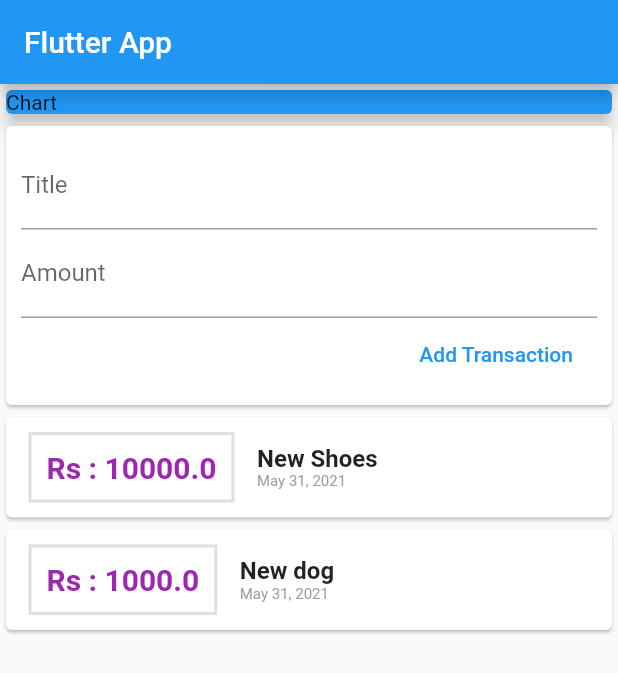
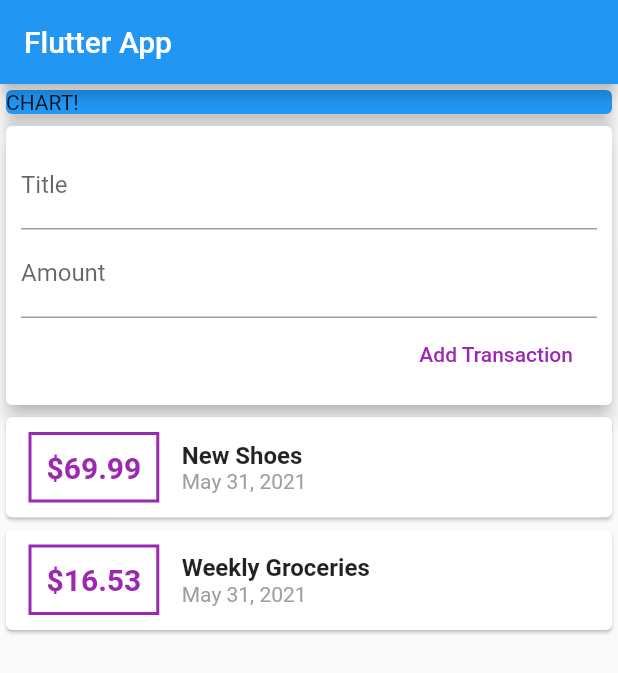
Before and after one commit to kshitizsaxena22/TRACKER, a Flutter app: the screen it shows after launch, after a tap on "Add Transaction", on a phone screen of 412 x 824 dp. Shown: the top 673 px of the screen. Run offline on Flutter 3.47's test engine with Material 2 defaults, Android fonts, the phone set to English and light mode, and no system bars.

Commit message:
Adding new user transaction

```diff
--- a/lib/main.dart
+++ b/lib/main.dart
@@ -1,6 +1,6 @@
-import 'package:expense_planner/widgets/new_transaction.dart';
-import 'package:expense_planner/widgets/transaction_list.dart';
 import 'package:flutter/material.dart';
+
+import './widgets/user_transaction.dart';
 
 void main() => runApp(MyApp());
 
@@ -15,8 +15,10 @@ class MyApp extends StatelessWidget {
 }
 
 class MyHomePage extends StatelessWidget {
-  String titleInput;
-  String amountInput;
+  // String titleInput;
+  // String amountInput;
+  final titleController = TextEditingController();
+  final amountController = TextEditingController();
 
   @override
   Widget build(BuildContext context) {
@@ -25,19 +27,18 @@ class MyHomePage extends StatelessWidget {
         title: Text('Flutter App'),
       ),
       body: Column(
-        mainAxisAlignment: MainAxisAlignment.start,
+        // mainAxisAlignment: MainAxisAlignment.start,
         crossAxisAlignment: CrossAxisAlignment.stretch,
         children: <Widget>[
           Container(
             width: double.infinity,
             child: Card(
               color: Colors.blue,
-              child: Text("Chart"),
+              child: Text('CHART!'),
               elevation: 5,
             ),
           ),
-          NewTransaction(),
-          TransactionList()
+          UserTransactions()
         ],
       ),
     );
--- a/lib/widgets/new_transaction.dart
+++ b/lib/widgets/new_transaction.dart
@@ -1,30 +1,42 @@
 import 'package:flutter/material.dart';
 
 class NewTransaction extends StatelessWidget {
+  final Function addTx;
   final titleController = TextEditingController();
   final amountController = TextEditingController();
+
+  NewTransaction(this.addTx);
+
   @override
   Widget build(BuildContext context) {
     return Card(
+      elevation: 5,
       child: Container(
         padding: EdgeInsets.all(10),
         child: Column(
           crossAxisAlignment: CrossAxisAlignment.end,
           children: <Widget>[
             TextField(
-              decoration: InputDecoration(labelText: "Title"),
+              decoration: InputDecoration(labelText: 'Title'),
               controller: titleController,
-              //onChanged: (value) => titleInput = value,
+              // onChanged: (val) {
+              //   titleInput = val;
+              // },
             ),
             TextField(
-              decoration: InputDecoration(labelText: "Amount"),
-              controller: titleController,
-              //onChanged: (value) => amountInput = value,
+              decoration: InputDecoration(labelText: 'Amount'),
+              controller: amountController,
+              // onChanged: (val) => amountInput = val,
             ),
             FlatButton(
               child: Text('Add Transaction'),
-              textColor: Colors.blue,
-              onPressed: () {},
+              textColor: Colors.purple,
+              onPressed: () {
+                addTx(
+                  titleController.text,
+                  double.parse(amountController.text),
+                );
+              },
             ),
           ],
         ),
--- a/lib/widgets/transaction_list.dart
+++ b/lib/widgets/transaction_list.dart
@@ -1,31 +1,17 @@
 import 'package:flutter/material.dart';
-import '../models/transaction.dart';
 import 'package:intl/intl.dart';
 
-class TransactionList extends StatefulWidget {
+import '../models/transaction.dart';
+
+class TransactionList extends StatelessWidget {
+  final List<Transaction> transactions;
+
+  TransactionList(this.transactions);
+
   @override
-  _TransactionListState createState() => _TransactionListState();
-}
-
-class _TransactionListState extends State<TransactionList> {
-  @override
-  final List<Transaction> _userTransactions = [
-    Transaction(
-      id: 't1',
-      title: 'New Shoes',
-      amount: 10000,
-      date: DateTime.now(),
-    ),
-    Transaction(
-      id: 't2',
-      title: 'New dog',
-      amount: 1000,
-      date: DateTime.now(),
-    ),
-  ];
   Widget build(BuildContext context) {
     return Column(
-      children: _userTransactions.map((tx) {
+      children: transactions.map((tx) {
         return Card(
           child: Row(
             children: <Widget>[
@@ -36,13 +22,13 @@ class _TransactionListState extends State<TransactionList> {
                 ),
                 decoration: BoxDecoration(
                   border: Border.all(
-                  color: Colors.black12,
+                    color: Colors.purple,
                     width: 2,
                   ),
                 ),
                 padding: EdgeInsets.all(10),
                 child: Text(
-                'Rs : ${tx.amount}',
+                  '\$${tx.amount}',
                   style: TextStyle(
                     fontWeight: FontWeight.bold,
                     fontSize: 20,
@@ -61,13 +47,16 @@ class _TransactionListState extends State<TransactionList> {
                     ),
                   ),
                   Text(
-                  DateFormat.yMMMMd().format(tx.date),
-                  style: TextStyle(color: Colors.grey, fontSize: 10),
+                    DateFormat.yMMMd().format(tx.date),
+                    style: TextStyle(
+                      color: Colors.grey,
+                    ),
                   ),
                 ],
-            )
+              ),
             ],
-        ));
+          ),
+        );
       }).toList(),
     );
   }
--- a/lib/widgets/user_transaction.dart
+++ b/lib/widgets/user_transaction.dart
@@ -1,13 +1,50 @@
 import 'package:flutter/material.dart';
 
-class UserTransaction extends StatefulWidget {
+import './new_transaction.dart';
+import './transaction_list.dart';
+import '../models/transaction.dart';
+
+class UserTransactions extends StatefulWidget {
   @override
-  _UserTransactionState createState() => _UserTransactionState();
+  _UserTransactionsState createState() => _UserTransactionsState();
 }
 
-class _UserTransactionState extends State<UserTransaction> {
+class _UserTransactionsState extends State<UserTransactions> {
+  final List<Transaction> _userTransactions = [
+    Transaction(
+      id: 't1',
+      title: 'New Shoes',
+      amount: 69.99,
+      date: DateTime.now(),
+    ),
+    Transaction(
+      id: 't2',
+      title: 'Weekly Groceries',
+      amount: 16.53,
+      date: DateTime.now(),
+    ),
+  ];
+
+  void _addNewTransaction(String txTitle, double txAmount) {
+    final newTx = Transaction(
+      title: txTitle,
+      amount: txAmount,
+      date: DateTime.now(),
+      id: DateTime.now().toString(),
+    );
+
+    setState(() {
+      _userTransactions.add(newTx);
+    });
+  }
+
   @override
   Widget build(BuildContext context) {
-    return Container();
+    return Column(
+      children: <Widget>[
+        NewTransaction(_addNewTransaction),
+        TransactionList(_userTransactions),
+      ],
+    );
   }
 }
```
Lines whose indentation alone changed are shown as unchanged.
